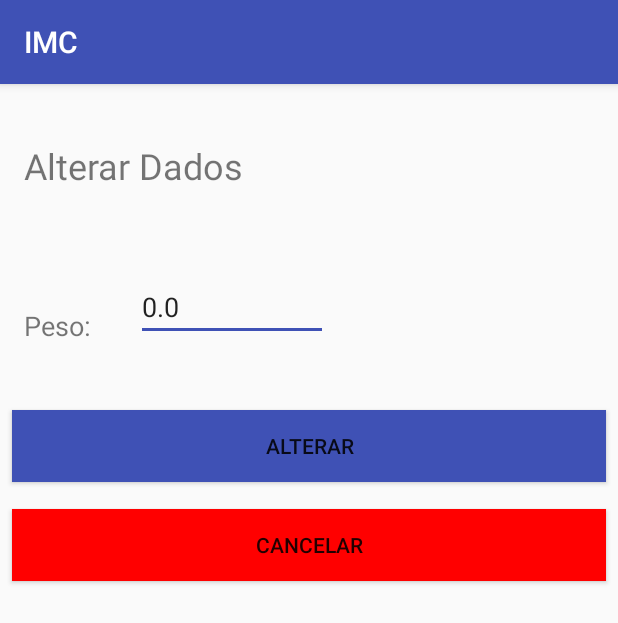
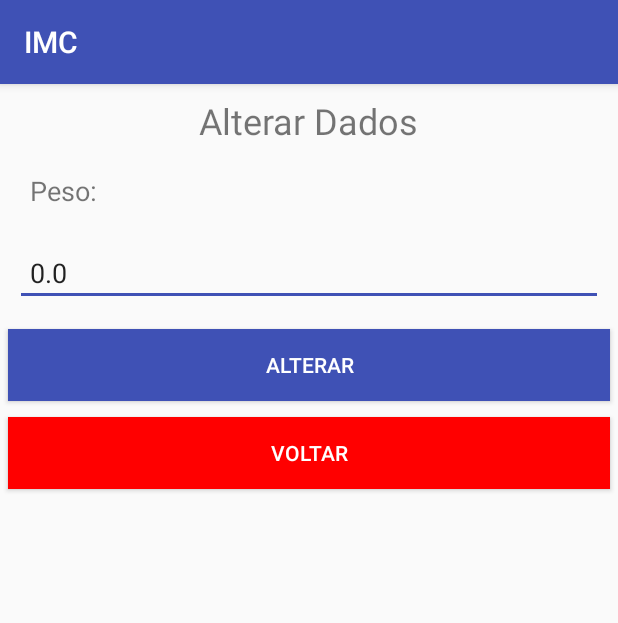
Before and after one commit to fbio1/IMC, an Android app: the screen it shows after launch (Main2Activity), after a tap on "ALTERAR PESO", on a phone screen of 412 x 824 dp. Shown: the top 623 px of the screen. Run offline under Robolectric (Android 15) with nearby library versions, the phone set to English and light mode, and no system bars.

Commit message:
Atualização nas activitys

```diff
--- a/app/src/main/java/br/eaj/tads/imc/Main2Activity.java
+++ b/app/src/main/java/br/eaj/tads/imc/Main2Activity.java
@@ -23,9 +23,7 @@ public class Main2Activity extends AppCompatActivity {
         texto = (TextView) findViewById(R.id.textView11);
         editor = (EditText) findViewById(R.id.editText);
 
-
         controle = params.getBoolean("controle");
-        //String editValue = params.getString("valor");
 
         if (controle == true){
             texto.setText("Peso: ");
@@ -36,7 +34,6 @@ public class Main2Activity extends AppCompatActivity {
             String valor = params.getString("valor");
             editor.setText(valor);
         }
-        //editor.setText(editValue);
     }
 
     public void alterarDados(View v){
--- a/app/src/main/res/layout/activity_main.xml
+++ b/app/src/main/res/layout/activity_main.xml
@@ -25,7 +25,7 @@
             android:layout_height="wrap_content"
             android:gravity="center"
             android:layout_gravity="center"
-            android:padding="30dp"
+            android:padding="25dp"
             android:layout_weight="1">
 
             <TableRow>
@@ -86,31 +86,34 @@
             android:id="@+id/button"
             android:layout_width="match_parent"
             android:layout_height="wrap_content"
+            android:layout_gravity="center"
+            android:layout_margin="5dp"
             android:background="#FF4500"
             android:onClick="alterarPeso"
             android:text="Alterar Peso"
-            android:layout_margin="5dp"
-            android:layout_gravity="center"/>
+            android:textColor="@android:color/white" />
 
         <Button
             android:id="@+id/button2"
             android:layout_width="match_parent"
             android:layout_height="wrap_content"
+            android:layout_gravity="center"
+            android:layout_margin="5dp"
             android:background="#FF4500"
             android:onClick="alterarAltura"
-            android:layout_gravity="center"
-            android:layout_margin="5dp"
-            android:text="ALTERAR ALTURA"/>
+            android:text="ALTERAR ALTURA"
+            android:textColor="@android:color/white" />
 
         <Button
             android:id="@+id/button3"
             android:layout_width="match_parent"
             android:layout_height="match_parent"
+            android:layout_gravity="center"
+            android:layout_margin="5dp"
             android:background="#3F51B5"
-            android:layout_gravity="center"
             android:onClick="calcular"
-            android:layout_margin="5dp"
-            android:text="Calcular" />
+            android:text="Calcular"
+            android:textColor="@android:color/white" />
 
         <TextView
             android:id="@+id/textView8"
--- a/app/src/main/res/layout/activity_main2.xml
+++ b/app/src/main/res/layout/activity_main2.xml
@@ -1,88 +1,57 @@
 <?xml version="1.0" encoding="utf-8"?>
-<android.support.constraint.ConstraintLayout xmlns:android="http://schemas.android.com/apk/res/android"
+<LinearLayout xmlns:android="http://schemas.android.com/apk/res/android"
     xmlns:app="http://schemas.android.com/apk/res-auto"
     xmlns:tools="http://schemas.android.com/tools"
     android:layout_width="match_parent"
     android:layout_height="match_parent"
     tools:context="br.eaj.tads.imc.Main2Activity"
     tools:layout_editor_absoluteY="0dp"
-    tools:layout_editor_absoluteX="0dp">
+    tools:layout_editor_absoluteX="0dp"
+    android:orientation="vertical">
 
     <TextView
         android:id="@+id/textView10"
         android:layout_width="wrap_content"
         android:layout_height="wrap_content"
+        android:layout_gravity="center"
+        android:padding="8dp"
         android:text="Alterar Dados"
-        android:textSize="24sp"
-        tools:layout_constraintTop_creator="1"
-        android:layout_marginStart="16dp"
-        android:layout_marginTop="38dp"
-        tools:layout_constraintLeft_creator="1"
-        app:layout_constraintLeft_toLeftOf="parent"
-        app:layout_constraintTop_toTopOf="parent" />
+        android:textSize="24sp" />
 
     <TextView
         android:id="@+id/textView11"
         android:layout_width="wrap_content"
         android:layout_height="wrap_content"
         android:text="xx:"
+        android:layout_marginLeft="10dp"
         android:textSize="18sp"
-        tools:layout_constraintTop_creator="1"
-        tools:layout_constraintBottom_creator="1"
-        app:layout_constraintBottom_toTopOf="@+id/button5"
-        android:layout_marginStart="16dp"
-        android:layout_marginTop="112dp"
-        tools:layout_constraintLeft_creator="1"
-        android:layout_marginBottom="111dp"
-        app:layout_constraintLeft_toLeftOf="parent"
-        app:layout_constraintTop_toTopOf="@+id/textView10" />
+        android:padding="10dp"/>
 
     <EditText
         android:id="@+id/editText"
-        android:layout_width="0dp"
+        android:layout_width="match_parent"
         android:layout_height="wrap_content"
-        android:ems="6"
         android:inputType="numberDecimal"
-        android:singleLine="false"
-        tools:layout_constraintTop_creator="1"
-        tools:layout_constraintBottom_creator="1"
-        app:layout_constraintBottom_toTopOf="@+id/textView11"
-        android:layout_marginStart="25dp"
-        tools:layout_constraintLeft_creator="1"
-        app:layout_constraintTop_toTopOf="@+id/textView11"
-        app:layout_constraintLeft_toRightOf="@+id/textView11" />
+        android:padding="10dp"
+        android:layout_margin="10dp"/>
 
     <Button
         android:id="@+id/button4"
-        android:layout_width="0dp"
+        android:layout_width="match_parent"
         android:layout_height="wrap_content"
+        android:layout_margin="5dp"
         android:background="#3F51B5"
         android:onClick="alterarDados"
         android:text="Alterar"
-        tools:layout_constraintTop_creator="1"
-        tools:layout_constraintRight_creator="1"
-        android:layout_marginStart="8dp"
-        android:layout_marginEnd="8dp"
-        app:layout_constraintRight_toRightOf="parent"
-        android:layout_marginTop="217dp"
-        tools:layout_constraintLeft_creator="1"
-        app:layout_constraintLeft_toLeftOf="parent"
-        app:layout_constraintTop_toTopOf="parent" />
+        android:textColor="@android:color/white" />
 
     <Button
         android:id="@+id/button5"
-        android:layout_width="0dp"
+        android:layout_width="match_parent"
         android:layout_height="wrap_content"
         android:background="#FF0000"
+        android:layout_margin="5dp"
         android:onClick="cancelar"
-        android:text="Cancelar"
-        tools:layout_constraintTop_creator="1"
-        tools:layout_constraintRight_creator="1"
-        android:layout_marginStart="8dp"
-        android:layout_marginEnd="8dp"
-        app:layout_constraintRight_toRightOf="parent"
-        android:layout_marginTop="18dp"
-        app:layout_constraintTop_toBottomOf="@+id/button4"
-        tools:layout_constraintLeft_creator="1"
-        app:layout_constraintLeft_toLeftOf="parent" />
-</android.support.constraint.ConstraintLayout>
+        android:text="Voltar"
+        android:textColor="@android:color/white"/>
+</LinearLayout>
```
Also changed, not shown: app/src/main/java/br/eaj/tads/imc/MainActivity.java (+0 -26 lines), 27 other files.
